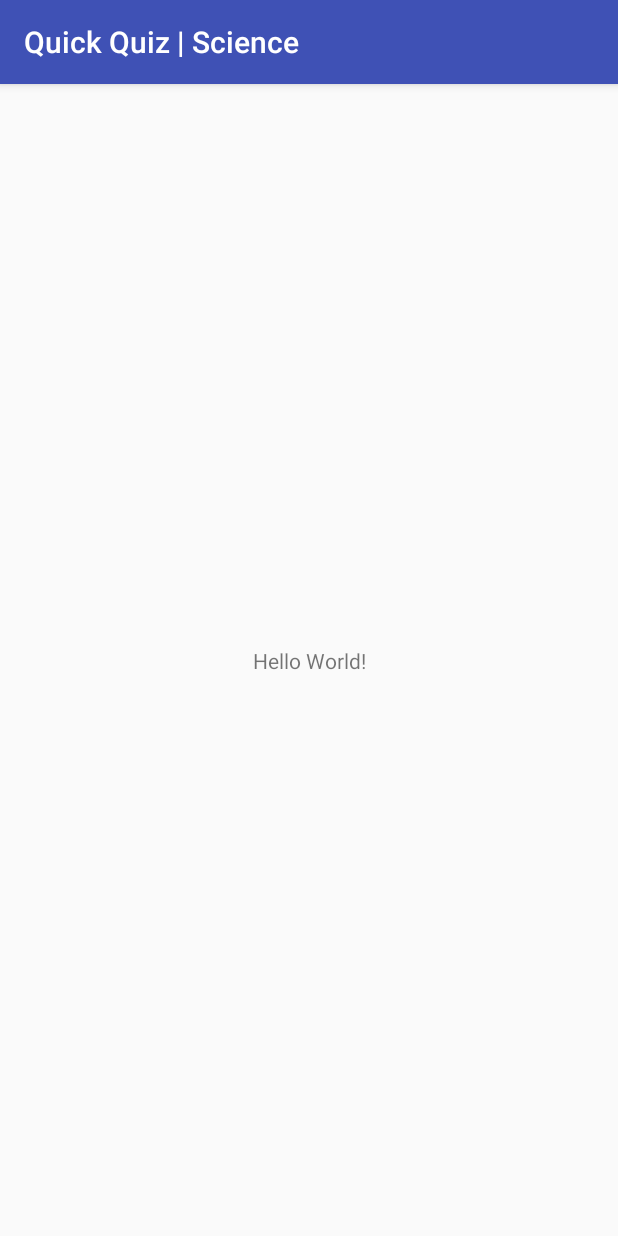
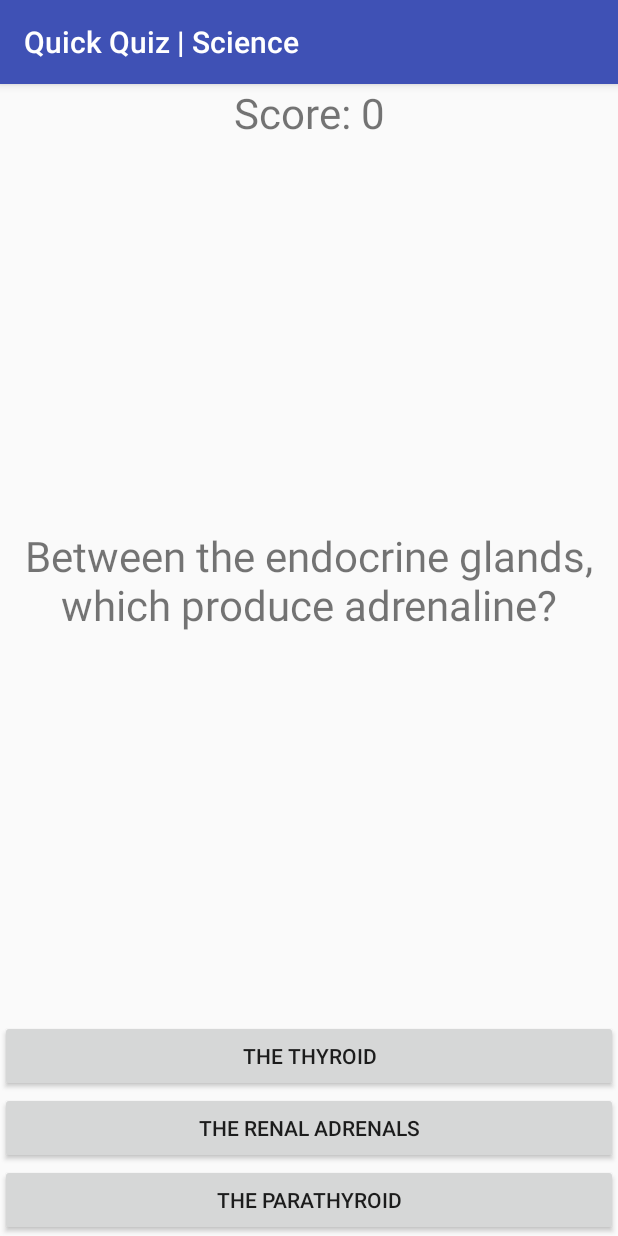
Before and after one commit to luisbalmant/QuickQuizScience, an Android app: the screen it shows after launch (MainActivity), on a phone screen of 412 x 824 dp. Run offline under Robolectric (Android 15) with nearby library versions, the phone set to English and light mode, and no system bars.

Commit message:
Code is finalized

```diff
--- a/app/src/main/java/com/example/luisbalmant/quickquizscience/MainActivity.java
+++ b/app/src/main/java/com/example/luisbalmant/quickquizscience/MainActivity.java
@@ -1,13 +1,125 @@
 package com.example.luisbalmant.quickquizscience;
 
+import android.content.DialogInterface;
+import android.content.Intent;
+import android.support.v7.app.AlertDialog;
 import android.support.v7.app.AppCompatActivity;
 import android.os.Bundle;
+import android.view.View;
+import android.widget.Button;
+import android.widget.TextView;
+
+import java.util.Random;
 
 public class MainActivity extends AppCompatActivity {
+
+    Button answer1, answer2, answer3;
+    TextView score, question;
+
+    private Questions mQuestions = new Questions();
+
+    private String mAnswer;
+    private int mScore = 0;
+    private int mQuestionsLenght = mQuestions.mQuestions.length;
+
+    Random r;
 
     @Override
     protected void onCreate(Bundle savedInstanceState) {
         super.onCreate(savedInstanceState);
         setContentView(R.layout.activity_main);
+
+        r = new Random();
+
+        answer1 = (Button) findViewById(R.id.answer1);
+        answer2 = (Button) findViewById(R.id.answer2);
+        answer3 = (Button) findViewById(R.id.answer3);
+
+        score = (TextView) findViewById(R.id.score);
+        question = (TextView) findViewById(R.id.question);
+
+        score.setText("Score: " + mScore);
+
+        updateQuestion (r.nextInt(mQuestionsLenght));
+
+        answer1.setOnClickListener(new View.OnClickListener() {
+            @Override
+            public void onClick(View view) {
+                if (answer1.getText() == mAnswer){
+                    mScore++;
+                    score.setText("Score: " + mScore);
+                    updateQuestion(r.nextInt(mQuestionsLenght));
+                } else {
+                    gameOver();
+                }
+            }
+        });
+
+        answer2.setOnClickListener(new View.OnClickListener() {
+            @Override
+            public void onClick(View view) {
+                if (answer2.getText() == mAnswer){
+                    mScore++;
+                    score.setText("Score: " + mScore);
+                    updateQuestion(r.nextInt(mQuestionsLenght));
+                } else {
+                    gameOver();
+                }
+            }
+        });
+
+        answer3.setOnClickListener(new View.OnClickListener() {
+            @Override
+            public void onClick(View view) {
+                if (answer3.getText() == mAnswer){
+                    mScore++;
+                    score.setText("Score: " + mScore);
+                    updateQuestion(r.nextInt(mQuestionsLenght));
+                } else {
+                    gameOver();
+                }
+            }
+        });
+    }
+
+    private void updateQuestion(int num){
+
+        question.setText(mQuestions.getQuestion(num));
+
+        answer1.setText(mQuestions.getChoice1(num));
+        answer2.setText(mQuestions.getChoice2(num));
+        answer3.setText(mQuestions.getChoice3(num));
+
+        mAnswer = mQuestions.getCorrectAnswer(num);
+    }
+
+    private void gameOver(){
+        AlertDialog.Builder alertDialogBuilder = new AlertDialog.Builder(MainActivity.this);
+        alertDialogBuilder
+
+                .setMessage("Game over, your score is " + mScore + " points")
+
+                .setCancelable(false)
+
+                .setPositiveButton("New Game",
+                        new DialogInterface.OnClickListener() {
+                            @Override
+                            public void onClick(DialogInterface dialogInterface, int i) {
+                                startActivity(new Intent(getApplicationContext(), MainActivity.class));
+                                finish();
+                            }
+                        })
+
+                .setNegativeButton("Exit",
+                        new DialogInterface.OnClickListener() {
+                            @Override
+                            public void onClick(DialogInterface dialogInterface, int i) {
+                                finish();
+                            }
+                        });
+
+        AlertDialog alertDialog = alertDialogBuilder.create();
+        alertDialog.show();
+
     }
 }
--- /dev/null
+++ b/app/src/main/java/com/example/luisbalmant/quickquizscience/Questions.java
@@ -0,0 +1,109 @@
+package com.example.luisbalmant.quickquizscience;
+
+/**
+ * Created by LuisBalmant on 18/07/2017.
+ */
+
+public class Questions {
+
+    public String mQuestions[] = {
+
+            // Question 01
+            "What is the function of insulin?",
+
+            // Question 02
+            "Why is the pancreas considered a mixed gland?",
+
+            // Question 03
+            "In women, which hormone stimulates ovulation?",
+
+            // Question 04
+            "What part of the human body controls the pituitary gland?",
+
+            // Question 05
+            "Between the endocrine glands, which produce adrenaline?",
+
+            // Question 06
+            "Ovaries secrete sex hormones _______: Estrogen and _______.",
+    };
+
+    private String mChoices[][] = {
+            // Choices question 1
+            {
+                    "Controlling the blood glucose content",
+                    "Stimulate increased blood glucose concentration",
+                    "Extract the glucose from the blood"
+            },
+
+            // Choices question 2
+            {
+                    "Because it is located in the abdomen region",
+                    "Because it has an endocrine function, to produce hormone, and also exocrine",
+                    "Because it can switch function with the adrenal glands"
+            },
+
+            // Choices question 3
+            {
+                    "The follicle stimulant (FSH)",
+                    "Adrenocorticotrophic (ADSH)",
+                    "The luteinizing agent (LH)"
+            },
+
+            // Choices question 4
+            {
+                    "The endometrium, in the womb",
+                    "The neocortex, in the liver",
+                    "The hypothalamus in the brain"
+            },
+
+            // Choices question 5
+            {
+                    "The thyroid",
+                    "The renal adrenals",
+                    "The Parathyroid"
+            },
+
+            // Choices question 6
+            {
+                    "Women; Progesterone",
+                    "Women; Testosterone",
+                    "Men; adrenaline"
+            },
+
+
+    };
+
+    private String mCorrectAnswers[] = {
+            "Controlling the blood glucose content",
+            "Because it has an endocrine function, to produce hormone, and also exocrine",
+            "The luteinizing agent (LH)",
+            "The hypothalamus in the brain",
+            "The renal adrenals",
+            "Women; Progesterone",
+    };
+
+    public String getQuestion(int a) {
+        String question = mQuestions[a];
+        return question;
+    }
+
+    public String getChoice1(int a) {
+        String choice = mChoices[a][0];
+        return choice;
+    }
+
+    public String getChoice2(int a) {
+        String choice = mChoices[a][1];
+        return choice;
+    }
+
+    public String getChoice3(int a) {
+        String choice = mChoices[a][2];
+        return choice;
+    }
+
+    public String getCorrectAnswer(int a) {
+        String answer = mCorrectAnswers[a];
+        return answer;
+    }
+}
--- a/app/src/main/res/layout/activity_main.xml
+++ b/app/src/main/res/layout/activity_main.xml
@@ -1,18 +1,55 @@
 <?xml version="1.0" encoding="utf-8"?>
-<android.support.constraint.ConstraintLayout xmlns:android="http://schemas.android.com/apk/res/android"
+<RelativeLayout
+    xmlns:android="http://schemas.android.com/apk/res/android"
     xmlns:app="http://schemas.android.com/apk/res-auto"
     xmlns:tools="http://schemas.android.com/tools"
     android:layout_width="match_parent"
     android:layout_height="match_parent"
     tools:context="com.example.luisbalmant.quickquizscience.MainActivity">
 
+
+    <Button
+        android:id="@+id/answer3"
+        android:layout_width="match_parent"
+        android:layout_height="wrap_content"
+        android:layout_alignParentBottom="true"
+        android:layout_centerHorizontal="true"
+        android:text="Button" />
+
+    <Button
+        android:id="@+id/answer2"
+        android:layout_width="match_parent"
+        android:layout_height="wrap_content"
+        android:layout_above="@+id/answer3"
+        android:layout_centerHorizontal="true"
+        android:text="Button" />
+
+    <Button
+        android:id="@+id/answer1"
+        android:layout_width="match_parent"
+        android:layout_height="wrap_content"
+        android:layout_above="@+id/answer2"
+        android:layout_centerHorizontal="true"
+        android:text="Button" />
+
     <TextView
-        android:layout_width="wrap_content"
+        android:id="@+id/score"
+        android:layout_width="match_parent"
         android:layout_height="wrap_content"
-        android:text="Hello World!"
-        app:layout_constraintBottom_toBottomOf="parent"
-        app:layout_constraintLeft_toLeftOf="parent"
-        app:layout_constraintRight_toRightOf="parent"
-        app:layout_constraintTop_toTopOf="parent" />
+        android:gravity="center"
+        android:textSize="28sp"
+        android:layout_alignParentTop="true"
+        android:layout_centerHorizontal="true"
+        android:text="TextView" />
 
-</android.support.constraint.ConstraintLayout>
+    <TextView
+        android:id="@+id/question"
+        android:layout_width="match_parent"
+        android:layout_height="wrap_content"
+        android:layout_above="@+id/answer1"
+        android:layout_below="@+id/score"
+        android:layout_centerHorizontal="true"
+        android:gravity="center"
+        android:text="TextView"
+        android:textSize="28sp" />
+</RelativeLayout>
```
